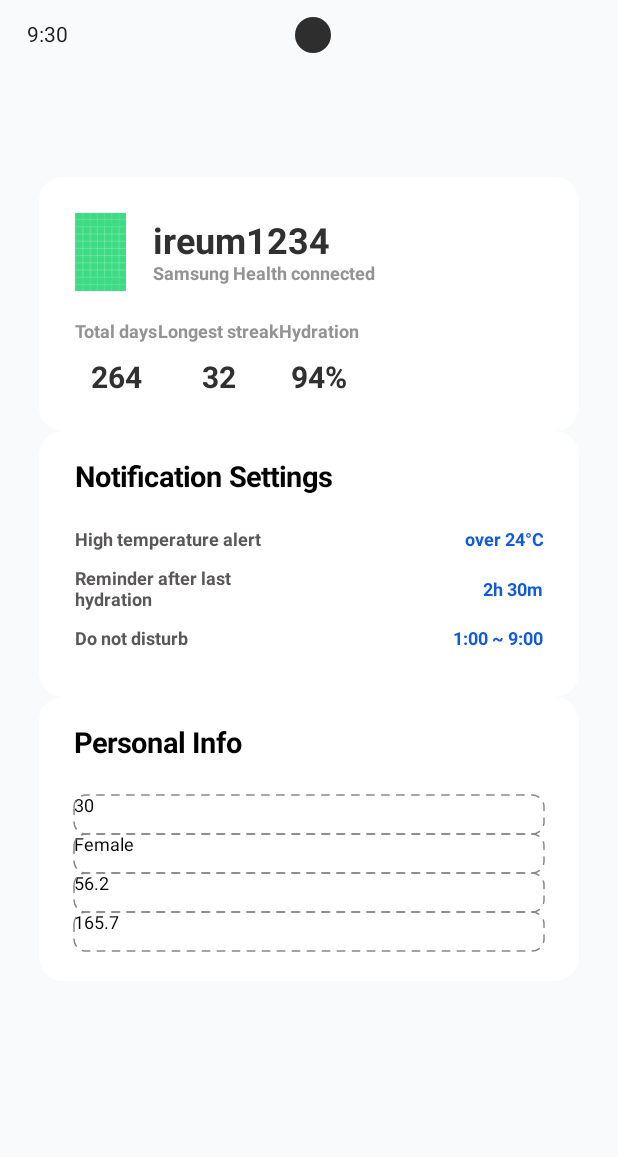
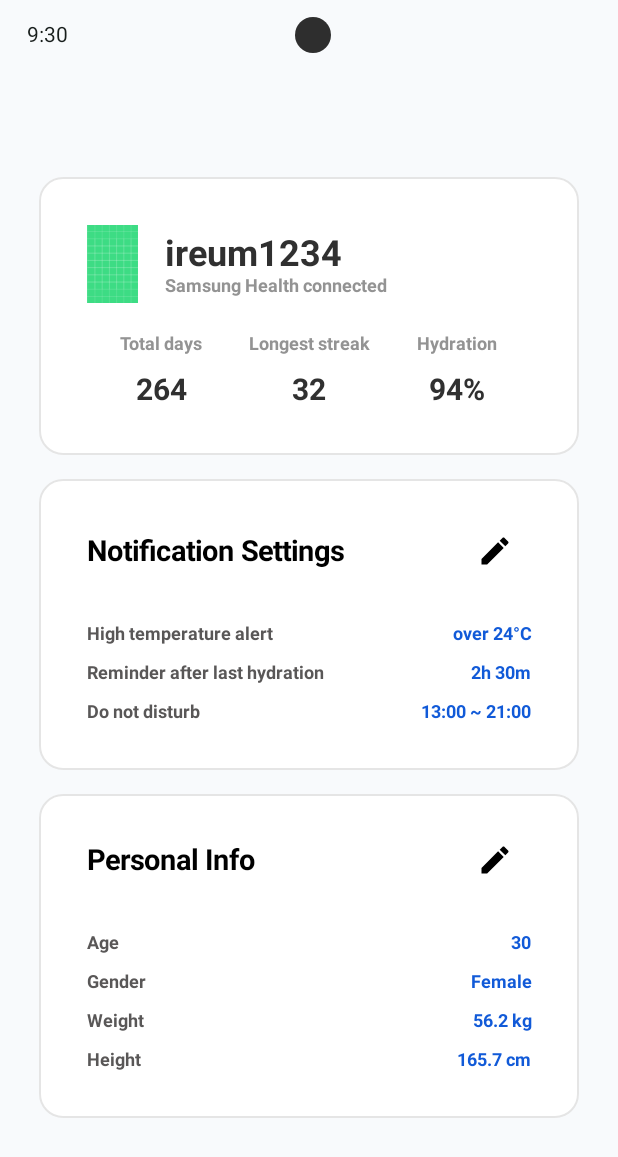
Before and after one commit to CS30500/FrontEnd, an Android app built with Jetpack Compose: the @Preview function ProfileScreenPreview, on a phone screen of 412 x 824 dp. Shown: the top 1157 px of the screen. Run offline under Robolectric (Android 15) with nearby library versions, the phone set to English and light mode, and no system bars; Roboto replaces fonts that are not available here.

Commit message:
Profile page structure(almost) finalized

```diff
--- a/app/src/main/java/com/example/smartbottle/profile/domain/Profile.kt
+++ b/app/src/main/java/com/example/smartbottle/profile/domain/Profile.kt
@@ -11,5 +11,11 @@ data class Profile(
     val weight: Double? = null,
     val totalDays: Int? = null,
     val longestStreak: Int? = null,
-    val hydration: Int? = null
+    val hydration: Int? = null,
+
+    // New structured fields
+    val alertTemperature: Double? = null,   // e.g., 24.0
+    val hydrationReminder: Int? = null,     // minutes → 150
+    val dndStart: Int? = null,              // e.g., 1300
+    val dndEnd: Int? = null                 // e.g., 2100
 )
--- a/app/src/main/java/com/example/smartbottle/profile/presentation/ProfileScreen.kt
+++ b/app/src/main/java/com/example/smartbottle/profile/presentation/ProfileScreen.kt
@@ -20,6 +20,11 @@ import androidx.compose.foundation.Image
 import org.koin.androidx.compose.koinViewModel
 import com.example.smartbottle.R
 import androidx.compose.ui.tooling.preview.Preview
+import androidx.compose.material.icons.Icons
+import androidx.compose.material.icons.filled.Edit
+import androidx.compose.material3.Icon
+import androidx.compose.material3.IconButton
+import androidx.compose.runtime.*
 
 
 @Composable
@@ -78,10 +83,13 @@ private fun ProfileScreenCore(
             }
 
             Column(modifier = Modifier.padding(bottom = 130.dp, start = 26.dp, end = 26.dp)) {
-                ProfileCard(profile)
-                NotificationCard(profile)
-                PersonalInfoCard(profile)
+                ProfileCardWithStyle(profile)
+                Spacer(modifier = Modifier.height(16.dp))
+                NotificationCardWithStyle(profile)
+                Spacer(modifier = Modifier.height(16.dp))
+                PersonalInfoCardWithStyle(profile)
             }
+
 
         }
     }
@@ -94,7 +102,7 @@ fun ProfileCard(profile: Profile?) {
             .fillMaxWidth()
             .clip(RoundedCornerShape(16.dp))
             .background(Color.White)
-            .padding(24.dp)
+            .padding(16.dp)
     ) {
         Row(verticalAlignment = Alignment.CenterVertically, modifier = Modifier.padding(bottom = 20.dp)) {
             Image(
@@ -109,10 +117,11 @@ fun ProfileCard(profile: Profile?) {
             }
         }
         Row(Modifier.fillMaxWidth()) {
-            StatColumn("Total days", "${profile?.totalDays ?: "--"}")
-            StatColumn("Longest streak", "${profile?.longestStreak ?: "--"}")
-            StatColumn("Hydration", "${profile?.hydration ?: "--"}%")
+            StatColumn("Total days", "${profile?.totalDays ?: "--"}", Modifier.weight(1f))
+            StatColumn("Longest streak", "${profile?.longestStreak ?: "--"}", Modifier.weight(1f))
+            StatColumn("Hydration", "${profile?.hydration ?: "--"}%", Modifier.weight(1f))
         }
+
     }
 }
 
@@ -138,53 +147,78 @@ fun StatColumn(title: String, value: String, modifier: Modifier = Modifier) {
     }
 }
 
-
-
 @Composable
-fun NotificationCard(profile: Profile?) {
-    Column(
+fun ProfileCardWithStyle(profile: Profile?) {
+    Box(
         modifier = Modifier
             .fillMaxWidth()
-            .clip(RoundedCornerShape(16.dp))
-            .background(Color.White)
-            .padding(vertical = 20.dp, horizontal = 24.dp)
+            .border(1.dp, Color(0x1A000000), RoundedCornerShape(16.dp))
+            .background(Color.White, RoundedCornerShape(16.dp))
+            .padding(16.dp)
     ) {
-        Row(verticalAlignment = Alignment.CenterVertically, modifier = Modifier.padding(bottom = 23.dp)) {
-            Text("Notification Settings", fontSize = 19.sp, fontWeight = FontWeight.Bold, color = Color.Black, modifier = Modifier.weight(1f))
-        }
-        NotificationSettingRow("High temperature alert", "over 24°C")
-        NotificationSettingRow("Reminder after last hydration", "2h 30m")
-        NotificationSettingRow("Do not disturb", "1:00 ~ 9:00")
+        ProfileCard(profile)
     }
 }
 
 @Composable
-fun NotificationSettingRow(label: String, value: String) {
-    Row(
-        horizontalArrangement = Arrangement.SpaceBetween,
-        verticalAlignment = Alignment.CenterVertically,
-        modifier = Modifier.padding(bottom = 12.dp).fillMaxWidth()
+fun NotificationCardWithStyle(profile: Profile?) {
+    Box(
+        modifier = Modifier
+            .fillMaxWidth()
+            .border(1.dp, Color(0x1A000000), RoundedCornerShape(16.dp))
+            .background(Color.White, RoundedCornerShape(16.dp))
+            .padding(horizontal = 32.dp, vertical = 20.dp) //
     ) {
-        Text(label, fontSize = 12.sp, fontWeight = FontWeight.Bold, color = Color(0xFF595757), modifier = Modifier.weight(1f))
-        Text(value, fontSize = 12.sp, fontWeight = FontWeight.Bold, color = Color(0xFF115AD8), textAlign = TextAlign.End, modifier = Modifier.weight(1f))
+        NotificationCard(profile)
+    }
+}
+
+
+
+
+@Composable
+fun PersonalInfoCardWithStyle(profile: Profile?) {
+    Box(
+        modifier = Modifier
+            .fillMaxWidth()
+            .border(1.dp, Color(0x1A000000), RoundedCornerShape(16.dp))
+            .background(Color.White, RoundedCornerShape(16.dp))
+            .padding(horizontal = 32.dp, vertical = 20.dp)
+    ) {
+        PersonalInfoCard(profile)
     }
 }
 
 @Composable
 fun PersonalInfoCard(profile: Profile?) {
-    Column(
+    var isEditing by remember { mutableStateOf(false) }
+
+    Column {
+        // Header row with title and edit icon
+        Row(
             modifier = Modifier
                 .fillMaxWidth()
-            .clip(RoundedCornerShape(16.dp))
-            .background(Color.White)
-            .padding(vertical = 20.dp, horizontal = 23.dp)
+                .padding(bottom = 24.dp),
+            horizontalArrangement = Arrangement.SpaceBetween,
+            verticalAlignment = Alignment.CenterVertically
         ) {
-        Row(verticalAlignment = Alignment.CenterVertically, modifier = Modifier.padding(bottom = 23.dp)) {
-            Text("Personal Info", fontSize = 19.sp, fontWeight = FontWeight.Bold, color = Color.Black, modifier = Modifier.weight(1f))
+            Text(
+                text = "Personal Info",
+                fontSize = 19.sp,
+                fontWeight = FontWeight.Bold,
+                color = Color.Black
+            )
+            IconButton(onClick = { isEditing = !isEditing }) {
+                Icon(imageVector = Icons.Default.Edit, contentDescription = "Modify")
             }
+        }
+
+
+        if (isEditing) {
+            // EDIT MODE: show TextFieldView inputs
             TextFieldView(
                 value = profile?.age?.toString() ?: "",
-            onValueChange = {}, // TODO: Connect with ViewModel
+                onValueChange = { /* TODO: update ViewModel */ },
                 placeholder = "Enter age",
                 textStyle = androidx.compose.ui.text.TextStyle(fontSize = 12.sp),
                 modifier = Modifier
@@ -192,10 +226,9 @@ fun PersonalInfoCard(profile: Profile?) {
                     .dashedBorder(color = Color.Gray, shape = RoundedCornerShape(8.dp))
                     .padding(bottom = 12.dp)
             )
-
             TextFieldView(
-            value = profile?.sex?.toString() ?: "",
-            onValueChange = {}, // TODO: Connect with ViewModel
+                value = profile?.sex ?: "",
+                onValueChange = { /* TODO */ },
                 placeholder = "Select your gender",
                 textStyle = androidx.compose.ui.text.TextStyle(fontSize = 12.sp),
                 modifier = Modifier
@@ -203,10 +236,9 @@ fun PersonalInfoCard(profile: Profile?) {
                     .dashedBorder(color = Color.Gray, shape = RoundedCornerShape(8.dp))
                     .padding(bottom = 12.dp)
             )
-
             TextFieldView(
                 value = profile?.weight?.toString() ?: "",
-            onValueChange = {}, // TODO: Connect with ViewModel
+                onValueChange = { /* TODO */ },
                 placeholder = "Enter weight",
                 textStyle = androidx.compose.ui.text.TextStyle(fontSize = 12.sp),
                 modifier = Modifier
@@ -216,7 +248,7 @@ fun PersonalInfoCard(profile: Profile?) {
             )
             TextFieldView(
                 value = profile?.height?.toString() ?: "",
-            onValueChange = {}, // TODO: Connect with ViewModel
+                onValueChange = { /* TODO */ },
                 placeholder = "Enter height",
                 textStyle = androidx.compose.ui.text.TextStyle(fontSize = 12.sp),
                 modifier = Modifier
@@ -224,8 +256,134 @@ fun PersonalInfoCard(profile: Profile?) {
                     .dashedBorder(color = Color.Gray, shape = RoundedCornerShape(8.dp))
                     .padding(bottom = 12.dp)
             )
+        } else {
+            // VIEW MODE: show plain text rows like NotificationSettingRow
+            PersonalInfoRow("Age", "${profile?.age ?: "--"}")
+            PersonalInfoRow("Gender", profile?.sex ?: "--")
+            PersonalInfoRow("Weight", "${profile?.weight ?: "--"} kg")
+            PersonalInfoRow("Height", "${profile?.height ?: "--"} cm")
         }
     }
+}
+
+@Composable
+fun PersonalInfoRow(label: String, value: String) {
+    Row(
+        horizontalArrangement = Arrangement.SpaceBetween,
+        verticalAlignment = Alignment.CenterVertically,
+        modifier = Modifier
+            .padding(bottom = 12.dp)
+            .fillMaxWidth()
+    ) {
+        Text(
+            label,
+            fontSize = 12.sp,
+            fontWeight = FontWeight.Bold,
+            color = Color(0xFF595757),
+            modifier = Modifier.weight(2f)
+        )
+        Text(
+            value,
+            fontSize = 12.sp,
+            fontWeight = FontWeight.Bold,
+            color = Color(0xFF115AD8),
+            textAlign = TextAlign.End,
+            modifier = Modifier.weight(1f)
+        )
+    }
+}
+
+fun formatTime(military: Int): String {
+    val hour = military / 100
+    val minute = military % 100
+    return "%d:%02d".format(hour, minute)
+}
+@Composable
+fun NotificationCard(profile: Profile?) {
+    var isEditing by remember { mutableStateOf(false) }
+
+    Column(
+        modifier = Modifier
+            .fillMaxWidth()
+            .padding(top = 4.dp)
+    ) {
+        // Title + edit button
+        Row(
+            modifier = Modifier
+                .fillMaxWidth()
+                .padding(bottom = 24.dp),
+            horizontalArrangement = Arrangement.SpaceBetween,
+            verticalAlignment = Alignment.CenterVertically
+        ) {
+            Text(
+                text = "Notification Settings",
+                fontSize = 19.sp,
+                fontWeight = FontWeight.Bold,
+                color = Color.Black
+            )
+            IconButton(onClick = { isEditing = !isEditing }) {
+                Icon(
+                    imageVector = Icons.Default.Edit,
+                    contentDescription = "Modify Notification Settings"
+                )
+            }
+        }
+
+        if (isEditing) {
+            NotificationSettingRow("High temperature alert", "Edit mode")
+            NotificationSettingRow("Reminder after last hydration", "Edit mode")
+            NotificationSettingRow("Do not disturb", "Edit mode")
+        } else {
+            NotificationSettingRow(
+                "High temperature alert",
+                profile?.alertTemperature?.let { "over ${it.toInt()}°C" } ?: "--"
+            )
+
+            NotificationSettingRow(
+                "Reminder after last hydration",
+                profile?.hydrationReminder?.let { "${it / 60}h ${it % 60}m" } ?: "--"
+            )
+
+            NotificationSettingRow(
+                "Do not disturb",
+                if (profile?.dndStart != null && profile.dndEnd != null)
+                    "${formatTime(profile.dndStart)} ~ ${formatTime(profile.dndEnd)}"
+                else "--"
+            )
+        }
+    }
+}
+
+
+
+@Composable
+fun NotificationSettingRow(label: String, value: String) {
+    Row(
+        modifier = Modifier
+            .fillMaxWidth()
+            .padding(bottom = 12.dp),
+        verticalAlignment = Alignment.CenterVertically
+    ) {
+        Text(
+            text = label,
+            fontSize = 12.sp,
+            fontWeight = FontWeight.Bold,
+            color = Color(0xFF595757),
+            modifier = Modifier.weight(1f)
+        )
+        Text(
+            text = value,
+            fontSize = 12.sp,
+            fontWeight = FontWeight.Bold,
+            color = Color(0xFF115AD8),
+            textAlign = TextAlign.End,
+            modifier = Modifier
+                .wrapContentWidth()
+        )
+    }
+
+}
+
 
 @Preview(showBackground = true)
 @Composable
@@ -238,7 +396,11 @@ fun ProfileScreenPreview() {
         height = 165.7,
         totalDays = 264,
         longestStreak = 32,
-        hydration = 94
+        hydration = 94,
+        alertTemperature = 24.0,
+        hydrationReminder = 150,
+        dndStart = 1300,
+        dndEnd = 2100
     )
 
     ProfileScreenCore(
@@ -250,4 +412,19 @@ fun ProfileScreenPreview() {
         onAction = {},
         onNavigation = {}
     )
+
 }
+
+@Composable
+fun ProfileTextField(placeholder: String, value: String) {
+    TextFieldView(
+        value = value,
+        onValueChange = {}, // You can connect this to ViewModel if needed
+        placeholder = placeholder,
+        textStyle = androidx.compose.ui.text.TextStyle(fontSize = 12.sp),
+        modifier = Modifier
+            .fillMaxWidth()
+            .dashedBorder(color = Color.Gray, shape = RoundedCornerShape(8.dp))
+            .padding(bottom = 12.dp)
+    )
+}
```
Lines whose indentation alone changed are shown as unchanged.
